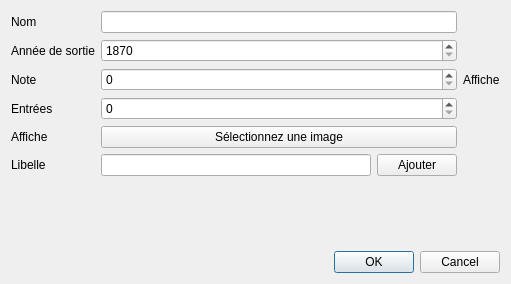
The window that Dialogs/EditMovieDialog.ui (AmbreM71/MovieManager) describes before a commit, drawn with Qt 5.
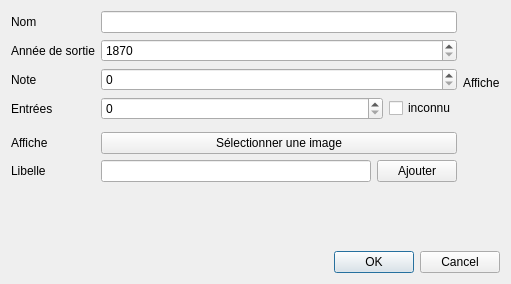
The same window after the commit.

Commit message: Add option to set unknown entries

The edit to the form file:
```diff
--- a/Dialogs/EditMovieDialog.ui
+++ b/Dialogs/EditMovieDialog.ui
@@ -14,36 +14,22 @@
    <string>Modifier le film</string>
   </property>
   <layout class="QGridLayout" name="gridLayout">
-   <item row="4" column="1">
-    <widget class="QPushButton" name="PosterButton">
-     <property name="text">
-      <string>Sélectionnez une image</string>
-     </property>
-    </widget>
-   </item>
-   <item row="0" column="0">
-    <widget class="QLabel" name="NameLabel">
-     <property name="text">
-      <string>Nom</string>
-     </property>
-    </widget>
-   </item>
-   <item row="0" column="1">
-    <widget class="QLineEdit" name="NameInput"/>
-   </item>
-   <item row="3" column="0">
-    <widget class="QLabel" name="EntriesLabel">
-     <property name="text">
-      <string>Entrées</string>
-     </property>
-    </widget>
-   </item>
-   <item row="2" column="0">
-    <widget class="QLabel" name="RatingLabel">
-     <property name="text">
-      <string>Note</string>
-     </property>
-    </widget>
+   <item row="11" column="0" colspan="2">
+    <layout class="QHBoxLayout" name="TagsLayout">
+     <item>
+      <spacer name="horizontalSpacer">
+       <property name="orientation">
+        <enum>Qt::Horizontal</enum>
+       </property>
+       <property name="sizeHint" stdset="0">
+        <size>
+         <width>40</width>
+         <height>20</height>
+        </size>
+       </property>
+      </spacer>
+     </item>
+    </layout>
    </item>
    <item row="1" column="1">
     <widget class="QSpinBox" name="ReleaseYearInput">
@@ -55,14 +41,31 @@
      </property>
     </widget>
    </item>
-   <item row="3" column="1">
-    <widget class="QSpinBox" name="EntriesInput">
+   <item row="0" column="1">
+    <widget class="QLineEdit" name="NameInput"/>
+   </item>
+   <item row="2" column="1">
+    <widget class="QSpinBox" name="RatingInput">
      <property name="maximum">
-      <number>100000000</number>
+      <number>10</number>
      </property>
     </widget>
    </item>
-   <item row="6" column="1">
+   <item row="3" column="0">
+    <widget class="QLabel" name="EntriesLabel">
+     <property name="text">
+      <string>Entrées</string>
+     </property>
+    </widget>
+   </item>
+   <item row="7" column="0">
+    <widget class="QLabel" name="TagsLabel">
+     <property name="text">
+      <string>Libelle</string>
+     </property>
+    </widget>
+   </item>
+   <item row="7" column="1">
     <widget class="QWidget" name="widget" native="true">
      <layout class="QGridLayout" name="gridLayout_2">
       <property name="leftMargin">
@@ -93,7 +96,38 @@
      </layout>
     </widget>
    </item>
-   <item row="11" column="0" colspan="4">
+   <item row="2" column="0">
+    <widget class="QLabel" name="RatingLabel">
+     <property name="text">
+      <string>Note</string>
+     </property>
+    </widget>
+   </item>
+   <item row="0" column="2" rowspan="6" colspan="2">
+    <widget class="QLabel" name="PosterLabel">
+     <property name="text">
+      <string>Affiche</string>
+     </property>
+    </widget>
+   </item>
+   <item row="13" column="0" colspan="4">
+    <widget class="QDialogButtonBox" name="ButtonBox">
+     <property name="orientation">
+      <enum>Qt::Horizontal</enum>
+     </property>
+     <property name="standardButtons">
+      <set>QDialogButtonBox::Cancel|QDialogButtonBox::Ok</set>
+     </property>
+    </widget>
+   </item>
+   <item row="5" column="1">
+    <widget class="QPushButton" name="PosterButton">
+     <property name="text">
+      <string>Sélectionner une image</string>
+     </property>
+    </widget>
+   </item>
+   <item row="12" column="0" colspan="4">
     <spacer name="verticalSpacer">
      <property name="orientation">
       <enum>Qt::Vertical</enum>
@@ -106,13 +140,6 @@
      </property>
     </spacer>
    </item>
-   <item row="0" column="2" rowspan="5" colspan="2">
-    <widget class="QLabel" name="PosterLabel">
-     <property name="text">
-      <string>Affiche</string>
-     </property>
-    </widget>
-   </item>
    <item row="1" column="0">
     <widget class="QLabel" name="ReleaseYearLabel">
      <property name="text">
@@ -120,54 +147,58 @@
      </property>
     </widget>
    </item>
-   <item row="4" column="0">
+   <item row="0" column="0">
+    <widget class="QLabel" name="NameLabel">
+     <property name="text">
+      <string>Nom</string>
+     </property>
+    </widget>
+   </item>
+   <item row="5" column="0">
     <widget class="QLabel" name="PosterTextLabel">
      <property name="text">
       <string>Affiche</string>
      </property>
     </widget>
    </item>
-   <item row="2" column="1">
-    <widget class="QSpinBox" name="RatingInput">
-     <property name="maximum">
-      <number>10</number>
-     </property>
+   <item row="3" column="1">
+    <widget class="QWidget" name="EntriesWidget" native="true">
+     <layout class="QHBoxLayout" name="horizontalLayout">
+      <property name="leftMargin">
+       <number>0</number>
+      </property>
+      <property name="topMargin">
+       <number>0</number>
+      </property>
+      <property name="rightMargin">
+       <number>0</number>
+      </property>
+      <property name="bottomMargin">
+       <number>0</number>
+      </property>
+      <item>
+       <widget class="QSpinBox" name="EntriesInput">
+        <property name="sizePolicy">
+         <sizepolicy hsizetype="Expanding" vsizetype="Fixed">
+          <horstretch>0</horstretch>
+          <verstretch>0</verstretch>
+         </sizepolicy>
+        </property>
+        <property name="maximum">
+         <number>100000000</number>
+        </property>
+       </widget>
+      </item>
+      <item>
+       <widget class="QCheckBox" name="UnknownEntriesCheckbox">
+        <property name="text">
+         <string>inconnu</string>
+        </property>
+       </widget>
+      </item>
+     </layout>
     </widget>
    </item>
-   <item row="6" column="0">
-    <widget class="QLabel" name="TagsLabel">
-     <property name="text">
-      <string>Libelle</string>
-     </property>
-    </widget>
-   </item>
-   <item row="12" column="0" colspan="4">
-    <widget class="QDialogButtonBox" name="ButtonBox">
-     <property name="orientation">
-      <enum>Qt::Horizontal</enum>
-     </property>
-     <property name="standardButtons">
-      <set>QDialogButtonBox::Cancel|QDialogButtonBox::Ok</set>
-     </property>
-    </widget>
-   </item>
-   <item row="10" column="0" colspan="2">
-    <layout class="QHBoxLayout" name="TagsLayout">
-     <item>
-      <spacer name="horizontalSpacer">
-       <property name="orientation">
-        <enum>Qt::Horizontal</enum>
-       </property>
-       <property name="sizeHint" stdset="0">
-        <size>
-         <width>40</width>
-         <height>20</height>
-        </size>
-       </property>
-      </spacer>
-     </item>
-    </layout>
-   </item>
   </layout>
  </widget>
  <resources/>
```
The commit also changes 6 other files.
